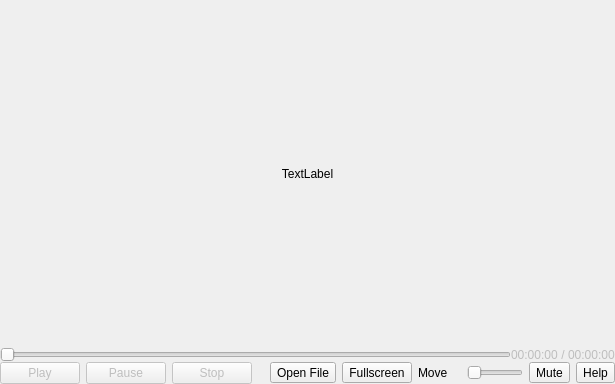
Before: the Qt Designer form src/player/player.ui in vkohaupt/vokoscreenNG, drawn with Qt 5.
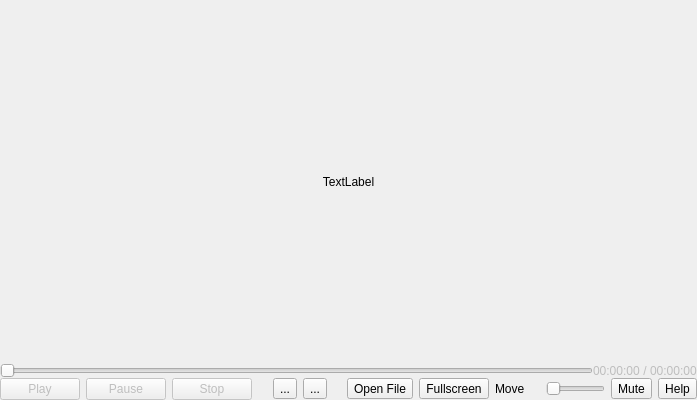
After: the same form once the commit is applied. Custom widgets are drawn as their Qt base class.

Commit message: Player button for framebackward and frameforward

The edit to the form file:
```diff
--- a/src/player/player.ui
+++ b/src/player/player.ui
@@ -6,8 +6,8 @@
    <rect>
     <x>0</x>
     <y>0</y>
-    <width>615</width>
-    <height>384</height>
+    <width>697</width>
+    <height>400</height>
    </rect>
   </property>
   <property name="windowTitle">
@@ -234,6 +234,33 @@
               </property>
              </spacer>
             </item>
+            <item>
+             <widget class="QToolButton" name="toolButtonFrameBackward">
+              <property name="text">
+               <string>...</string>
+              </property>
+             </widget>
+            </item>
+            <item>
+             <widget class="QToolButton" name="toolButtonFrameForward">
+              <property name="text">
+               <string>...</string>
+              </property>
+             </widget>
+            </item>
+            <item>
+             <spacer name="horizontalSpacer_3">
+              <property name="orientation">
+               <enum>Qt::Horizontal</enum>
+              </property>
+              <property name="sizeHint" stdset="0">
+               <size>
+                <width>40</width>
+                <height>20</height>
+               </size>
+              </property>
+             </spacer>
+            </item>
             <item>
              <widget class="QToolButton" name="toolButtonOpenFile">
               <property name="toolTip">
```
The commit also changes 2 other files.
